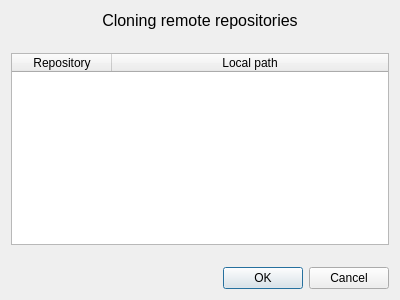
First picture: the form in client/ui/clone_dialog.ui, repository Kirisummer/config_sync, before the edit.
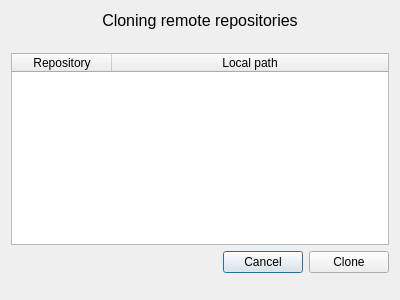
Second picture: the form after the edit.

Diff of the .ui file:
```diff
--- a/client/ui/clone_dialog.ui
+++ b/client/ui/clone_dialog.ui
@@ -25,8 +25,24 @@
   <property name="windowTitle">
    <string>Cloning remote repositories</string>
   </property>
-  <layout class="QVBoxLayout" name="verticalLayout">
-   <item>
+  <layout class="QGridLayout" name="gridLayout">
+   <item row="5" column="0">
+    <spacer name="spacer2">
+     <property name="orientation">
+      <enum>Qt::Vertical</enum>
+     </property>
+     <property name="sizeType">
+      <enum>QSizePolicy::MinimumExpanding</enum>
+     </property>
+     <property name="sizeHint" stdset="0">
+      <size>
+       <width>20</width>
+       <height>0</height>
+      </size>
+     </property>
+    </spacer>
+   </item>
+   <item row="0" column="0">
     <widget class="QLabel" name="label">
      <property name="sizePolicy">
       <sizepolicy hsizetype="Preferred" vsizetype="Minimum">
@@ -47,7 +63,7 @@
      </property>
     </widget>
    </item>
-   <item>
+   <item row="1" column="0">
     <spacer name="spacer1">
      <property name="orientation">
       <enum>Qt::Vertical</enum>
@@ -60,7 +76,38 @@
      </property>
     </spacer>
    </item>
-   <item>
+   <item row="3" column="0">
+    <layout class="QHBoxLayout" name="horizontalLayout">
+     <item>
+      <spacer name="horizontalSpacer">
+       <property name="orientation">
+        <enum>Qt::Horizontal</enum>
+       </property>
+       <property name="sizeHint" stdset="0">
+        <size>
+         <width>40</width>
+         <height>20</height>
+        </size>
+       </property>
+      </spacer>
+     </item>
+     <item>
+      <widget class="QPushButton" name="cancel">
+       <property name="text">
+        <string>Cancel</string>
+       </property>
+      </widget>
+     </item>
+     <item>
+      <widget class="QPushButton" name="clone">
+       <property name="text">
+        <string>Clone</string>
+       </property>
+      </widget>
+     </item>
+    </layout>
+   </item>
+   <item row="2" column="0">
     <widget class="QTableWidget" name="repo_table">
      <attribute name="horizontalHeaderStretchLastSection">
       <bool>true</bool>
@@ -77,32 +124,6 @@
      </column>
     </widget>
    </item>
-   <item>
-    <spacer name="spacer2">
-     <property name="orientation">
-      <enum>Qt::Vertical</enum>
-     </property>
-     <property name="sizeType">
-      <enum>QSizePolicy::MinimumExpanding</enum>
-     </property>
-     <property name="sizeHint" stdset="0">
-      <size>
-       <width>20</width>
-       <height>0</height>
-      </size>
-     </property>
-    </spacer>
-   </item>
-   <item>
-    <widget class="QDialogButtonBox" name="button_box">
-     <property name="orientation">
-      <enum>Qt::Horizontal</enum>
-     </property>
-     <property name="standardButtons">
-      <set>QDialogButtonBox::Cancel|QDialogButtonBox::Ok</set>
-     </property>
-    </widget>
-   </item>
   </layout>
  </widget>
  <resources/>
```
Left out of the diff: 38 changed lines with no effect on the pictures.
